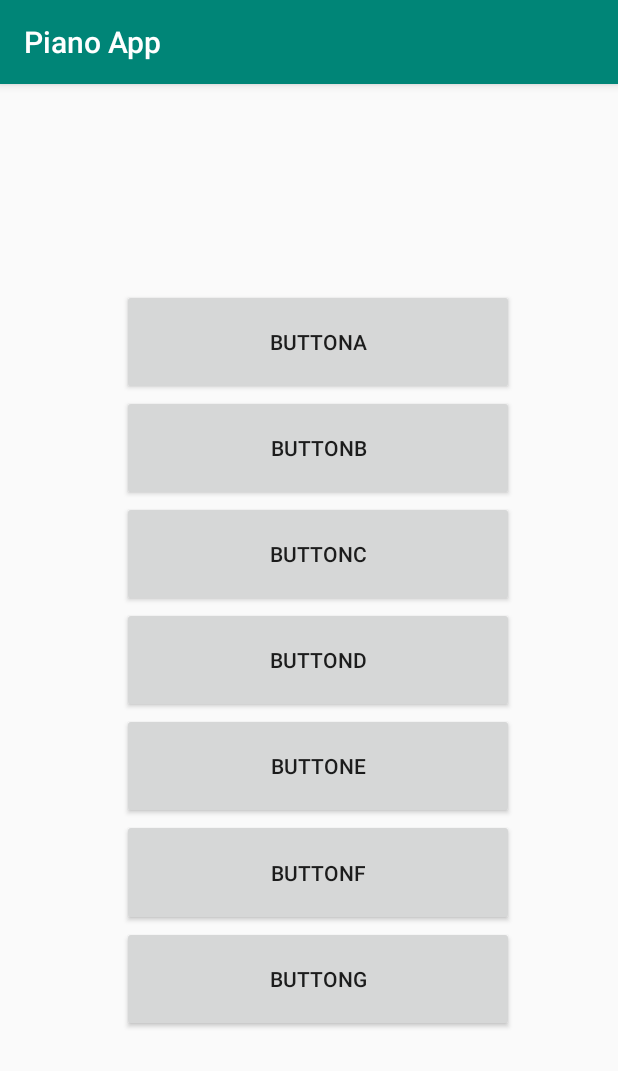
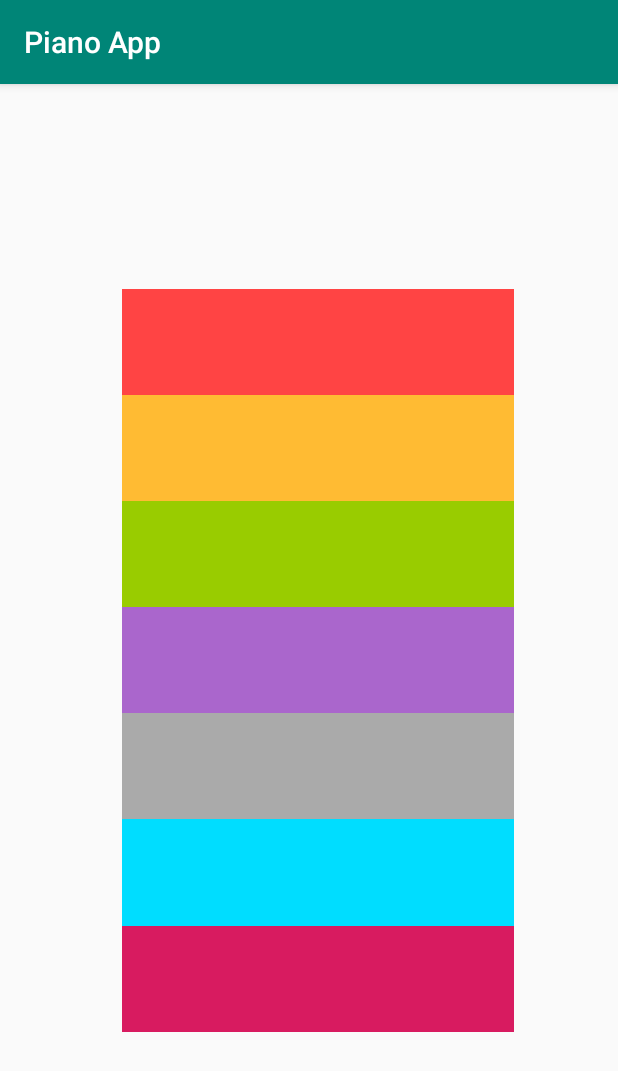
Before and after one commit to areeshaf/Piano, an Android app: the screen it shows after launch (MainActivity), on a phone screen of 412 x 824 dp. Shown: the top 1071 px of the screen. Run offline under Robolectric (Android 15) with nearby library versions, the phone set to English and light mode, and no system bars.

Commit message:
piano complete

```diff
--- a/app/src/main/res/layout/activity_main.xml
+++ b/app/src/main/res/layout/activity_main.xml
@@ -24,59 +24,65 @@
 
         <Button
             android:id="@+id/buttonA"
+            android:background="@android:color/holo_red_light"
             android:onClick="playTone"
-            android:text="Buttona"
             android:tag="a"
             app:layout_columnWeight="1"
             app:layout_gravity="fill"
             app:layout_rowWeight="1" />
+
         <Button
             android:id="@+id/buttonB"
-            android:text="Buttonb"
+            android:background="@android:color/holo_orange_light"
+            android:onClick="playTone"
             android:tag="b"
-            android:onClick="playTone"
+            app:layout_columnWeight="1"
             app:layout_gravity="fill"
-            app:layout_rowWeight="1"
-            app:layout_columnWeight="1"/>
+            app:layout_rowWeight="1" />
+
         <Button
             android:id="@+id/buttonC"
-            android:text="Buttonc"
+            android:background="@android:color/holo_green_light"
+            android:onClick="playTone"
             android:tag="c"
-            android:onClick="playTone"
+            app:layout_columnWeight="1"
             app:layout_gravity="fill"
-            app:layout_rowWeight="1"
-            app:layout_columnWeight="1"/>
+            app:layout_rowWeight="1" />
+
         <Button
             android:id="@+id/buttonD"
-            android:text="Buttond"
+            android:background="@android:color/holo_purple"
+            android:onClick="playTone"
             android:tag="d"
-            android:onClick="playTone"
+            app:layout_columnWeight="1"
             app:layout_gravity="fill"
-            app:layout_rowWeight="1"
-            app:layout_columnWeight="1"/>
+            app:layout_rowWeight="1" />
+
         <Button
             android:id="@+id/buttonE"
-            android:text="Buttone"
+            android:background="@android:color/darker_gray"
+            android:onClick="playTone"
             android:tag="e"
-            android:onClick="playTone"
+            app:layout_columnWeight="1"
             app:layout_gravity="fill"
-            app:layout_rowWeight="1"
-            app:layout_columnWeight="1"/>
+            app:layout_rowWeight="1" />
+
         <Button
             android:id="@+id/buttonF"
-            android:text="Buttonf"
+            android:background="@android:color/holo_blue_bright"
+            android:onClick="playTone"
             android:tag="f"
-            android:onClick="playTone"
+            app:layout_columnWeight="1"
             app:layout_gravity="fill"
-            app:layout_rowWeight="1"
-            app:layout_columnWeight="1"/>
+            app:layout_rowWeight="1" />
+
         <Button
             android:id="@+id/buttonG"
-            android:text="Buttong"
+            android:background="@color/colorAccent"
+            android:onClick="playTone"
             android:tag="g"
-            android:onClick="playTone"
+            app:layout_columnWeight="1"
             app:layout_gravity="fill"
-            app:layout_rowWeight="1"
-            app:layout_columnWeight="1"/>
+            app:layout_rowWeight="1" />
     </android.support.v7.widget.GridLayout>
 </android.support.constraint.ConstraintLayout>
--- a/app/src/main/res/values/colors.xml
+++ b/app/src/main/res/values/colors.xml
@@ -2,5 +2,5 @@
 <resources>
     <color name="colorPrimary">#008577</color>
     <color name="colorPrimaryDark">#00574B</color>
-    <color name="colorAccent">#D81B60</color>
+    <color name="colorAccent">#d81b60</color>
 </resources>
```
